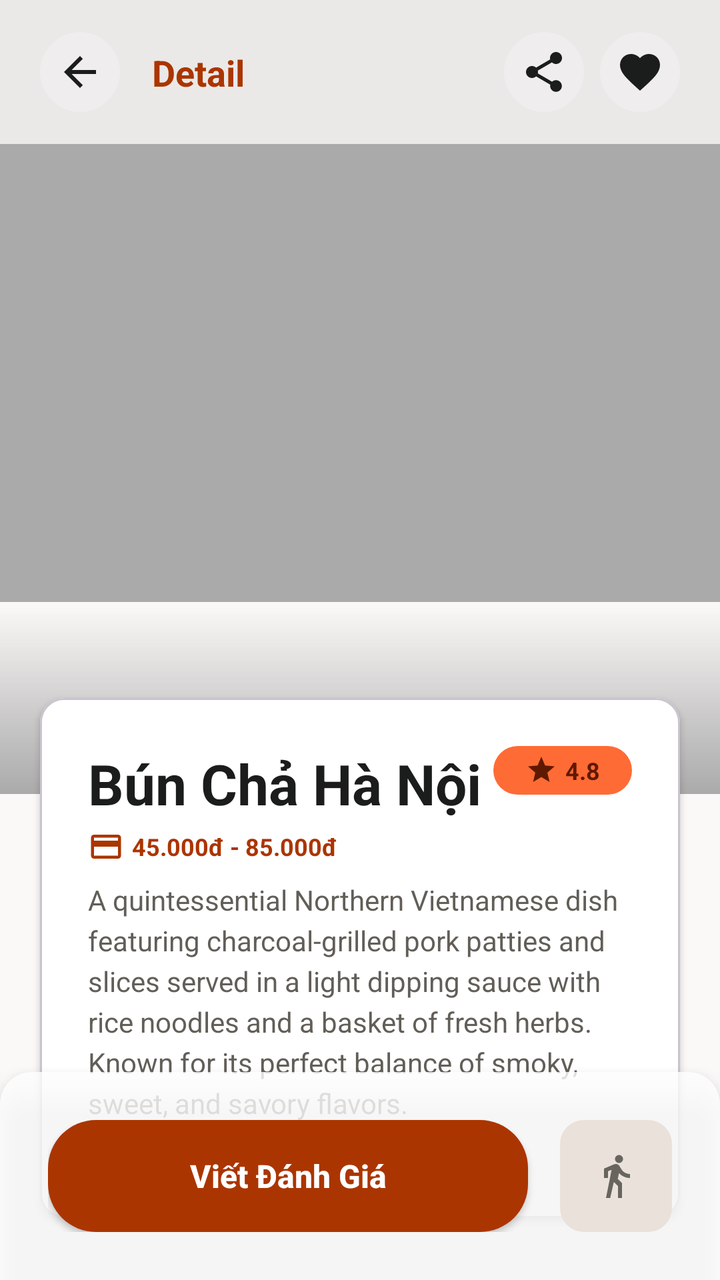
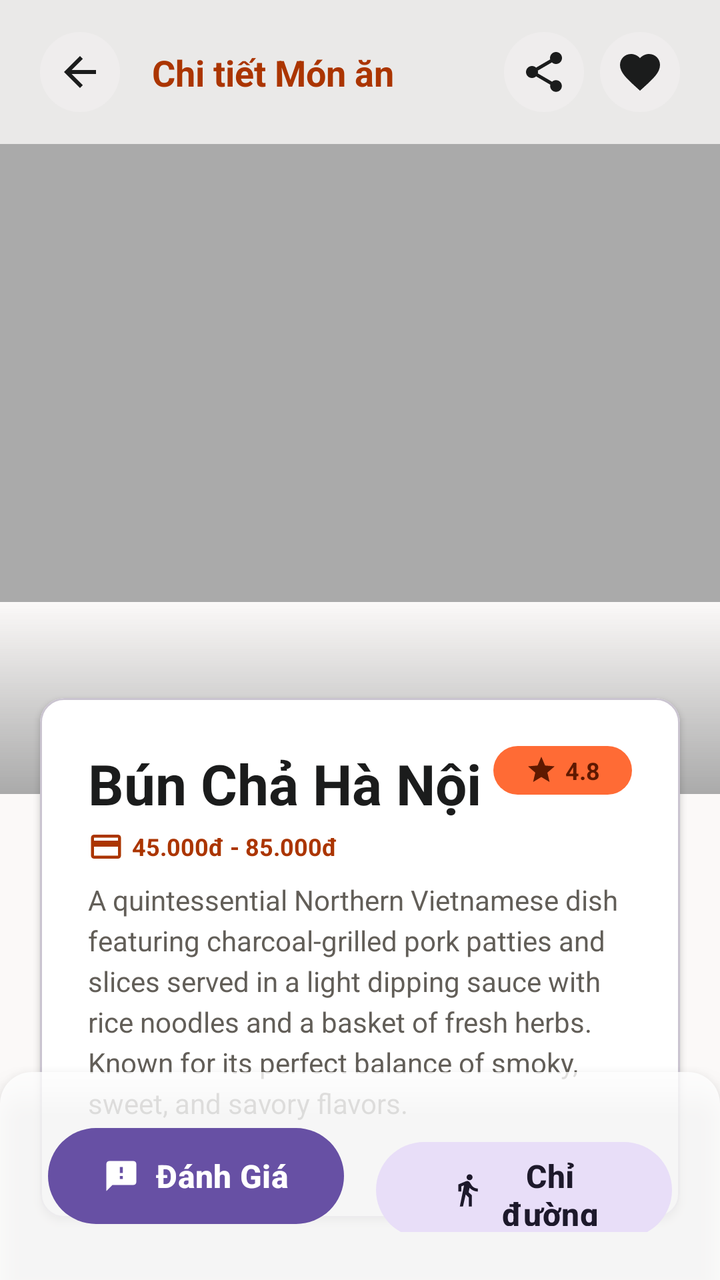

An Android layout rendered at two revisions. The XML below is the earlier revision; the diff shows what the commit changed to produce the second picture.
<!-- AndroidManifest.xml: application theme Theme.AnGi_DiDau -->
<!-- res/layout/activity_food_detail.xml -->
<?xml version="1.0" encoding="utf-8"?>
<androidx.constraintlayout.widget.ConstraintLayout xmlns:android="http://schemas.android.com/apk/res/android"
    xmlns:app="http://schemas.android.com/apk/res-auto"
    xmlns:tools="http://schemas.android.com/tools"
    android:layout_width="match_parent"
    android:layout_height="match_parent"
    android:background="@color/background">

    
    <ScrollView
        android:layout_width="0dp"
        android:layout_height="0dp"
        android:clipToPadding="false"
        android:paddingBottom="100dp"
        android:scrollbars="none"
        app:layout_constraintBottom_toBottomOf="parent"
        app:layout_constraintEnd_toEndOf="parent"
        app:layout_constraintStart_toStartOf="parent"
        app:layout_constraintTop_toTopOf="parent">

        <androidx.constraintlayout.widget.ConstraintLayout
            android:layout_width="match_parent"
            android:layout_height="wrap_content"
            android:paddingBottom="32dp">

            
            <ImageView
                android:id="@+id/ivHero"
                android:layout_width="0dp"
                android:layout_height="397dp"
                android:background="@android:color/darker_gray"
                android:scaleType="centerCrop"
                app:layout_constraintEnd_toEndOf="parent"
                app:layout_constraintStart_toStartOf="parent"
                app:layout_constraintTop_toTopOf="parent" />

            
            <View
                android:layout_width="0dp"
                android:layout_height="96dp"
                android:background="@drawable/bg_gradient_bottom"
                app:layout_constraintBottom_toBottomOf="@id/ivHero"
                app:layout_constraintEnd_toEndOf="parent"
                app:layout_constraintStart_toStartOf="parent" />

            
            
            <com.google.android.material.card.MaterialCardView
                android:id="@+id/cardFoodInfo"
                android:layout_width="0dp"
                android:layout_height="wrap_content"
                android:layout_marginHorizontal="20dp"
                android:translationY="-48dp"
                app:cardBackgroundColor="@color/surface_container_lowest"
                app:cardCornerRadius="12dp"
                app:cardElevation="2dp"
                app:layout_constraintEnd_toEndOf="parent"
                app:layout_constraintStart_toStartOf="parent"
                app:layout_constraintTop_toBottomOf="@id/ivHero">

                <LinearLayout
                    android:layout_width="match_parent"
                    android:layout_height="wrap_content"
                    android:orientation="vertical"
                    android:padding="24dp">

                    <RelativeLayout
                        android:layout_width="match_parent"
                        android:layout_height="wrap_content"
                        android:layout_marginBottom="8dp">

                        <LinearLayout
                            android:layout_width="wrap_content"
                            android:layout_height="wrap_content"
                            android:layout_alignParentStart="true"
                            android:layout_toStartOf="@id/llRating"
                            android:orientation="vertical">

                            <TextView
                                android:id="@+id/tvFoodDetailName"
                                android:layout_width="wrap_content"
                                android:layout_height="wrap_content"
                                android:layout_marginBottom="4dp"
                                android:text="Bún Chả Hà Nội"
                                android:textColor="@color/on_surface"
                                android:textSize="28sp"
                                android:textStyle="bold" />

                            <LinearLayout
                                android:layout_width="wrap_content"
                                android:layout_height="wrap_content"
                                android:gravity="center_vertical"
                                android:orientation="horizontal">

                                <androidx.appcompat.widget.AppCompatImageView
                                    android:layout_width="18dp"
                                    android:layout_height="18dp"
                                    android:src="@drawable/ic_payments"
                                    app:tint="@color/primary" />

                                <TextView
                                    android:id="@+id/tvFoodDetailPrice"
                                    android:layout_width="wrap_content"
                                    android:layout_height="wrap_content"
                                    android:layout_marginStart="4dp"
                                    android:text="45.000đ - 85.000đ"
                                    android:textColor="@color/primary"
                                    android:textSize="12sp"
                                    android:textStyle="bold" />
                            </LinearLayout>
                        </LinearLayout>

                        <LinearLayout
                            android:id="@+id/llRating"
                            android:layout_width="wrap_content"
                            android:layout_height="wrap_content"
                            android:layout_alignParentEnd="true"
                            android:background="@drawable/bg_rating"
                            android:gravity="center_vertical"
                            android:orientation="horizontal"
                            android:paddingHorizontal="16dp"
                            android:paddingVertical="4dp">

                            <androidx.appcompat.widget.AppCompatImageView
                                android:layout_width="16dp"
                                android:layout_height="16dp"
                                android:src="@drawable/ic_star"
                                app:tint="@color/on_primary_container" />

                            <TextView
                                android:id="@+id/tvFoodDetailRating"
                                android:layout_width="wrap_content"
                                android:layout_height="wrap_content"
                                android:layout_marginStart="4dp"
                                android:text="4.8"
                                android:textColor="@color/on_primary_container"
                                android:textSize="12sp"
                                android:textStyle="bold" />
                        </LinearLayout>
                    </RelativeLayout>

                    <TextView
                        android:id="@+id/tvFoodDetailDescription"
                        android:layout_width="match_parent"
                        android:layout_height="wrap_content"
                        android:layout_marginBottom="24dp"
                        android:lineSpacingExtra="4dp"
                        android:text="A quintessential Northern Vietnamese dish featuring charcoal-grilled pork patties and slices served in a light dipping sauce with rice noodles and a basket of fresh herbs. Known for its perfect balance of smoky, sweet, and savory flavors."
                        android:textColor="@color/secondary"
                        android:textSize="14sp" />


                </LinearLayout>
            </com.google.android.material.card.MaterialCardView>


            
            <RelativeLayout
                android:id="@+id/rlNearbyHeader"
                android:layout_width="0dp"
                android:layout_height="wrap_content"
                android:layout_marginHorizontal="20dp"
                android:layout_marginTop="16dp"
                app:layout_constraintEnd_toEndOf="parent"
                app:layout_constraintStart_toStartOf="parent"
                app:layout_constraintTop_toBottomOf="@id/cardFoodInfo">

                <TextView
                    android:layout_width="wrap_content"
                    android:layout_height="wrap_content"
                    android:layout_alignParentStart="true"
                    android:text="Món ăn cùng thể loại"
                    android:textColor="@color/on_surface"
                    android:textSize="20sp"
                    android:textStyle="bold" />

                <TextView
                    android:id="@+id/tvSeeAllNearby"
                    android:layout_width="wrap_content"
                    android:layout_height="wrap_content"
                    android:layout_alignParentEnd="true"
                    android:layout_centerVertical="true"
                    android:text="See All"
                    android:textColor="@color/primary"
                    android:textSize="12sp" />
            </RelativeLayout>

            
            <androidx.recyclerview.widget.RecyclerView
                android:id="@+id/rvRelatedFoods"
                android:layout_width="0dp"
                android:layout_height="wrap_content"
                android:layout_marginTop="16dp"
                android:clipToPadding="false"
                android:paddingHorizontal="20dp"
                app:layout_constraintEnd_toEndOf="parent"
                app:layout_constraintStart_toStartOf="parent"
                app:layout_constraintTop_toBottomOf="@id/rlNearbyHeader" />

            
            <RelativeLayout
                android:id="@+id/rlReviewsHeader"
                android:layout_width="0dp"
                android:layout_height="wrap_content"
                android:layout_marginHorizontal="20dp"
                android:layout_marginTop="24dp"
                app:layout_constraintEnd_toEndOf="parent"
                app:layout_constraintStart_toStartOf="parent"
                app:layout_constraintTop_toBottomOf="@id/rvRelatedFoods">

                <TextView
                    android:layout_width="wrap_content"
                    android:layout_height="wrap_content"
                    android:layout_alignParentStart="true"
                    android:text="Đánh giá"
                    android:textColor="@color/on_surface"
                    android:textSize="20sp"
                    android:textStyle="bold" />

                <TextView
                    android:id="@+id/tvTotalReviews"
                    android:layout_width="wrap_content"
                    android:layout_height="wrap_content"
                    android:layout_alignParentEnd="true"
                    android:layout_centerVertical="true"
                    android:text="0 đánh giá"
                    android:textColor="@color/secondary"
                    android:textSize="12sp" />
            </RelativeLayout>

            
            <androidx.recyclerview.widget.RecyclerView
                android:id="@+id/rvReviews"
                android:layout_width="0dp"
                android:layout_height="wrap_content"
                android:layout_marginTop="16dp"
                android:clipToPadding="false"
                android:nestedScrollingEnabled="false"
                android:paddingHorizontal="20dp"
                app:layout_constraintEnd_toEndOf="parent"
                app:layout_constraintStart_toStartOf="parent"
                app:layout_constraintTop_toBottomOf="@id/rlReviewsHeader" />

        </androidx.constraintlayout.widget.ConstraintLayout>
    </ScrollView>

    
    <androidx.constraintlayout.widget.ConstraintLayout
        android:layout_width="0dp"
        android:layout_height="72dp"
        android:background="#CCFBF9F8"
        android:paddingHorizontal="20dp"
        app:layout_constraintEnd_toEndOf="parent"
        app:layout_constraintStart_toStartOf="parent"
        app:layout_constraintTop_toTopOf="parent">

        <androidx.appcompat.widget.AppCompatImageButton
            android:id="@+id/btnBack"
            android:layout_width="40dp"
            android:layout_height="40dp"
            android:background="@drawable/bg_icon_btn"
            android:src="@drawable/ic_arrow_back"
            app:layout_constraintBottom_toBottomOf="parent"
            app:layout_constraintStart_toStartOf="parent"
            app:layout_constraintTop_toTopOf="parent"
            app:tint="@color/on_surface" />

        <TextView
            android:layout_width="wrap_content"
            android:layout_height="wrap_content"
            android:layout_marginStart="16dp"
            android:text="Detail"
            android:textColor="@color/primary"
            android:textSize="18sp"
            android:textStyle="bold"
            app:layout_constraintBottom_toBottomOf="parent"
            app:layout_constraintStart_toEndOf="@id/btnBack"
            app:layout_constraintTop_toTopOf="parent" />

        <androidx.appcompat.widget.AppCompatImageButton
            android:id="@+id/btnFavorite"
            android:layout_width="40dp"
            android:layout_height="40dp"
            android:background="@drawable/bg_icon_btn"
            android:src="@drawable/ic_favorite"
            app:layout_constraintBottom_toBottomOf="parent"
            app:layout_constraintEnd_toEndOf="parent"
            app:layout_constraintTop_toTopOf="parent"
            app:tint="@color/on_surface" />

        <androidx.appcompat.widget.AppCompatImageButton
            android:id="@+id/btnShare"
            android:layout_width="40dp"
            android:layout_height="40dp"
            android:layout_marginEnd="8dp"
            android:background="@drawable/bg_icon_btn"
            android:src="@drawable/ic_share"
            app:layout_constraintBottom_toBottomOf="parent"
            app:layout_constraintEnd_toStartOf="@id/btnFavorite"
            app:layout_constraintTop_toTopOf="parent"
            app:tint="@color/on_surface" />

    </androidx.constraintlayout.widget.ConstraintLayout>

    
    <LinearLayout
        android:id="@+id/bottomBar"
        android:layout_width="0dp"
        android:layout_height="wrap_content"
        android:background="@drawable/bg_bottom_bar"
        android:elevation="8dp"
        android:orientation="horizontal"
        android:padding="24dp"
        app:layout_constraintBottom_toBottomOf="parent"
        app:layout_constraintEnd_toEndOf="parent"
        app:layout_constraintStart_toStartOf="parent">

        <androidx.appcompat.widget.AppCompatButton
            android:id="@+id/btnAddReview"
            android:layout_width="0dp"
            android:layout_height="56dp"
            android:layout_weight="1"
            android:layout_marginEnd="16dp"
            android:background="@drawable/bg_primary_btn"
            android:text="Viết Đánh Giá"
            android:textColor="@color/white"
            android:textSize="16sp"
            android:textStyle="bold"
            android:textAllCaps="false"/>

        <androidx.appcompat.widget.AppCompatImageButton
            android:id="@+id/btnDirections"
            android:layout_width="56dp"
            android:layout_height="56dp"
            android:background="@drawable/bg_icon_btn_secondary"
            android:src="@drawable/ic_directions_walk"
            app:tint="@color/on_secondary_container" />

    </LinearLayout>

</androidx.constraintlayout.widget.ConstraintLayout>
<!-- resources referenced by this layout -->
<resources>
  <color name="background">#FBF9F8</color>
  <color name="on_primary_container">#5F1900</color>
  <color name="on_secondary_container">#68645E</color>
  <color name="on_surface">#1B1C1C</color>
  <color name="primary">#AB3500</color>
  <color name="secondary">#625E58</color>
  <color name="surface_container_lowest">#FFFFFF</color>
  <color name="white">#FFFFFFFF</color>
  <!-- drawable bg_bottom_bar (drawable) -->
  ﻿<?xml version="1.0" encoding="utf-8"?>
  <shape xmlns:android="http://schemas.android.com/apk/res/android">
      <solid android:color="#CCFFFFFF" />
      <corners
          android:topLeftRadius="16dp"
          android:topRightRadius="16dp" />
  </shape>
  <!-- drawable bg_gradient_bottom (drawable) -->
  ﻿<?xml version="1.0" encoding="utf-8"?>
  <shape xmlns:android="http://schemas.android.com/apk/res/android">
      <gradient
          android:angle="90"
          android:endColor="@color/background"
          android:startColor="@color/transparent" />
  </shape>
  <!-- drawable bg_icon_btn (drawable) -->
  ﻿<?xml version="1.0" encoding="utf-8"?>
  <shape xmlns:android="http://schemas.android.com/apk/res/android" android:shape="oval">
      <solid android:color="@color/surface_container" />
  </shape>
  <!-- drawable bg_icon_btn_secondary (drawable) -->
  ﻿<?xml version="1.0" encoding="utf-8"?>
  <shape xmlns:android="http://schemas.android.com/apk/res/android">
      <solid android:color="@color/secondary_container" />
      <corners android:radius="12dp" />
  </shape>
  <!-- drawable bg_primary_btn (drawable) -->
  <?xml version="1.0" encoding="utf-8"?>
  <shape xmlns:android="http://schemas.android.com/apk/res/android"
      android:shape="rectangle">
      <solid android:color="@color/primary"/>
      <corners android:radius="24dp"/>
  </shape>
  <!-- drawable bg_rating (drawable) -->
  ﻿<?xml version="1.0" encoding="utf-8"?>
  <shape xmlns:android="http://schemas.android.com/apk/res/android">
      <solid android:color="@color/primary_container" />
      <corners android:radius="16dp" />
  </shape>
  <!-- drawable ic_arrow_back (drawable) -->
  <vector xmlns:android="http://schemas.android.com/apk/res/android"
      android:width="24dp"
      android:height="24dp"
      android:viewportWidth="24"
      android:viewportHeight="24"
      android:tint="?attr/colorControlNormal">
    <path
        android:fillColor="@android:color/white"
        android:pathData="M20,11H7.83l5.59,-5.59L12,4l-8,8 8,8 1.41,-1.41L7.83,13H20v-2z"/>
  </vector>
  <!-- drawable ic_payments (drawable) -->
  <vector xmlns:android="http://schemas.android.com/apk/res/android"
      android:width="24dp"
      android:height="24dp"
      android:viewportWidth="24"
      android:viewportHeight="24">
      <path
          android:fillColor="#FF000000"
          android:pathData="M20 4H4c-1.11 0-1.99.89-1.99 2L2 18c0 1.11.89 2 2 2h16c1.11 0 2-.89 2-2V6c0-1.11-.89-2-2-2zm0 14H4v-6h16v6zm0-10H4V6h16v2z" />
  </vector>
  <!-- drawable ic_star (drawable) -->
  <vector xmlns:android="http://schemas.android.com/apk/res/android"
      android:width="24dp"
      android:height="24dp"
      android:viewportWidth="24"
      android:viewportHeight="24">
      <path
          android:fillColor="#FF000000"
          android:pathData="M12 17.27L18.18 21l-1.64-7.03L22 9.24l-7.19-.61L12 2 9.19 8.63 2 9.24l5.46 4.73L5.82 21z" />
  </vector>
  <style name="Theme.AnGi_DiDau" parent="Base.Theme.AnGi_DiDau" />
  <color name="transparent">#00000000</color>
  <color name="surface_container">#EFEDED</color>
  <color name="secondary_container">#E9E1DA</color>
  <color name="primary_container">#FF6B35</color>
  <style name="Base.Theme.AnGi_DiDau" parent="Theme.Material3.DayNight.NoActionBar">
          
          
      </style>
  <!-- unchanged entries left out for length: 3 -->
</resources>

<!-- the commit's change to res/layout/activity_food_detail.xml (unified diff, before → after) -->
@@ -24,27 +24,47 @@
             android:paddingBottom="32dp">
 
             
-            <ImageView
-                android:id="@+id/ivHero"
+            <FrameLayout
+                android:id="@+id/flHeroContainer"
                 android:layout_width="0dp"
                 android:layout_height="397dp"
-                android:background="@android:color/darker_gray"
-                android:scaleType="centerCrop"
-                app:layout_constraintEnd_toEndOf="parent"
-                app:layout_constraintStart_toStartOf="parent"
-                app:layout_constraintTop_toTopOf="parent" />
+                app:layout_constraintEnd_toEndOf="parent"
+                app:layout_constraintStart_toStartOf="parent"
+                app:layout_constraintTop_toTopOf="parent">
+
+                <androidx.viewpager2.widget.ViewPager2
+                    android:id="@+id/vpFoodHero"
+                    android:layout_width="match_parent"
+                    android:layout_height="match_parent"
+                    android:background="@android:color/darker_gray" />
+
+                
+                <TextView
+                    android:id="@+id/tvPhotoCount"
+                    android:layout_width="wrap_content"
+                    android:layout_height="wrap_content"
+                    android:layout_gravity="bottom|end"
+                    android:layout_marginEnd="16dp"
+                    android:layout_marginBottom="64dp"
+                    android:paddingHorizontal="12dp"
+                    android:paddingVertical="4dp"
+                    android:background="@drawable/shape_pill"
+                    android:backgroundTint="#80000000"
+                    android:text="1/1 Ảnh"
+                    android:textColor="@color/white"
+                    android:textSize="12sp"
+                    android:visibility="gone"/>
+            </FrameLayout>
 
             
             <View
                 android:layout_width="0dp"
                 android:layout_height="96dp"
                 android:background="@drawable/bg_gradient_bottom"
-                app:layout_constraintBottom_toBottomOf="@id/ivHero"
+                app:layout_constraintBottom_toBottomOf="@id/flHeroContainer"
                 app:layout_constraintEnd_toEndOf="parent"
                 app:layout_constraintStart_toStartOf="parent" />
 
-            
-            
             <com.google.android.material.card.MaterialCardView
                 android:id="@+id/cardFoodInfo"
                 android:layout_width="0dp"
@@ -56,7 +76,7 @@
                 app:cardElevation="2dp"
                 app:layout_constraintEnd_toEndOf="parent"
                 app:layout_constraintStart_toStartOf="parent"
-                app:layout_constraintTop_toBottomOf="@id/ivHero">
+                app:layout_constraintTop_toBottomOf="@id/flHeroContainer">
 
                 <LinearLayout
                     android:layout_width="match_parent"
@@ -175,12 +195,11 @@
                     android:textStyle="bold" />
 
                 <TextView
-                    android:id="@+id/tvSeeAllNearby"
                     android:layout_width="wrap_content"
                     android:layout_height="wrap_content"
                     android:layout_alignParentEnd="true"
                     android:layout_centerVertical="true"
-                    android:text="See All"
+                    android:text="Xem tất cả"
                     android:textColor="@color/primary"
                     android:textSize="12sp" />
             </RelativeLayout>
@@ -269,7 +288,7 @@
             android:layout_width="wrap_content"
             android:layout_height="wrap_content"
             android:layout_marginStart="16dp"
-            android:text="Detail"
+            android:text="Chi tiết Món ăn"
             android:textColor="@color/primary"
             android:textSize="18sp"
             android:textStyle="bold"
@@ -315,26 +334,31 @@
         app:layout_constraintEnd_toEndOf="parent"
         app:layout_constraintStart_toStartOf="parent">
 
-        <androidx.appcompat.widget.AppCompatButton
+        <com.google.android.material.button.MaterialButton
             android:id="@+id/btnAddReview"
+            style="@style/Widget.Material3.Button"
             android:layout_width="0dp"
             android:layout_height="56dp"
             android:layout_weight="1"
-            android:layout_marginEnd="16dp"
-            android:background="@drawable/bg_primary_btn"
-            android:text="Viết Đánh Giá"
-            android:textColor="@color/white"
+            android:layout_marginEnd="8dp"
+            android:text="Đánh Giá"
+            app:icon="@drawable/ic_reviews"
+            app:iconGravity="textStart"
             android:textSize="16sp"
-            android:textStyle="bold"
-            android:textAllCaps="false"/>
-
-        <androidx.appcompat.widget.AppCompatImageButton
+            android:textStyle="bold" />
+
+        <com.google.android.material.button.MaterialButton
             android:id="@+id/btnDirections"
-            android:layout_width="56dp"
+            style="@style/Widget.Material3.Button.TonalButton"
+            android:layout_width="0dp"
             android:layout_height="56dp"
-            android:background="@drawable/bg_icon_btn_secondary"
-            android:src="@drawable/ic_directions_walk"
-            app:tint="@color/on_secondary_container" />
+            android:layout_weight="1"
+            android:layout_marginStart="8dp"
+            android:text="Chỉ đường"
+            app:icon="@drawable/ic_directions_walk"
+            app:iconGravity="textStart"
+            android:textSize="16sp"
+            android:textStyle="bold" />
 
     </LinearLayout>
 
<!-- resource entries referenced after the edit -->
@@ -2,7 +2,6 @@
 <resources>
   <color name="background">#FBF9F8</color>
   <color name="on_primary_container">#5F1900</color>
-  <color name="on_secondary_container">#68645E</color>
   <color name="on_surface">#1B1C1C</color>
   <color name="primary">#AB3500</color>
   <color name="secondary">#625E58</color>
@@ -28,19 +27,6 @@
   ﻿<?xml version="1.0" encoding="utf-8"?>
   <shape xmlns:android="http://schemas.android.com/apk/res/android" android:shape="oval">
       <solid android:color="@color/surface_container" />
-  </shape>
-  <!-- drawable bg_icon_btn_secondary (drawable) -->
-  ﻿<?xml version="1.0" encoding="utf-8"?>
-  <shape xmlns:android="http://schemas.android.com/apk/res/android">
-      <solid android:color="@color/secondary_container" />
-      <corners android:radius="12dp" />
-  </shape>
-  <!-- drawable bg_primary_btn (drawable) -->
-  <?xml version="1.0" encoding="utf-8"?>
-  <shape xmlns:android="http://schemas.android.com/apk/res/android"
-      android:shape="rectangle">
-      <solid android:color="@color/primary"/>
-      <corners android:radius="24dp"/>
   </shape>
   <!-- drawable bg_rating (drawable) -->
   ﻿<?xml version="1.0" encoding="utf-8"?>
@@ -69,6 +55,16 @@
           android:fillColor="#FF000000"
           android:pathData="M20 4H4c-1.11 0-1.99.89-1.99 2L2 18c0 1.11.89 2 2 2h16c1.11 0 2-.89 2-2V6c0-1.11-.89-2-2-2zm0 14H4v-6h16v6zm0-10H4V6h16v2z" />
   </vector>
+  <!-- drawable ic_reviews (drawable) -->
+  <vector xmlns:android="http://schemas.android.com/apk/res/android"
+      android:width="24dp"
+      android:height="24dp"
+      android:viewportWidth="24"
+      android:viewportHeight="24">
+    <path
+        android:fillColor="#FF000000"
+        android:pathData="M20,2H4c-1.1,0 -1.99,0.9 -1.99,2L2,22l4,-4h14c1.1,0 2,-0.9 2,-2V4c0,-1.1 -0.9,-2 -2,-2zM13,14h-2v-2h2v2zm0,-4h-2V6h2v4z"/>
+  </vector>
   <!-- drawable ic_star (drawable) -->
   <vector xmlns:android="http://schemas.android.com/apk/res/android"
       android:width="24dp"
@@ -79,10 +75,16 @@
           android:fillColor="#FF000000"
           android:pathData="M12 17.27L18.18 21l-1.64-7.03L22 9.24l-7.19-.61L12 2 9.19 8.63 2 9.24l5.46 4.73L5.82 21z" />
   </vector>
+  <!-- drawable shape_pill (drawable) -->
+  <?xml version="1.0" encoding="utf-8"?>
+  <shape xmlns:android="http://schemas.android.com/apk/res/android"
+      android:shape="rectangle">
+      <corners android:radius="16dp"/>
+      <solid android:color="@color/primary_container"/>
+  </shape>
   <style name="Theme.AnGi_DiDau" parent="Base.Theme.AnGi_DiDau" />
   <color name="transparent">#00000000</color>
   <color name="surface_container">#EFEDED</color>
-  <color name="secondary_container">#E9E1DA</color>
   <color name="primary_container">#FF6B35</color>
   <style name="Base.Theme.AnGi_DiDau" parent="Theme.Material3.DayNight.NoActionBar">
           
